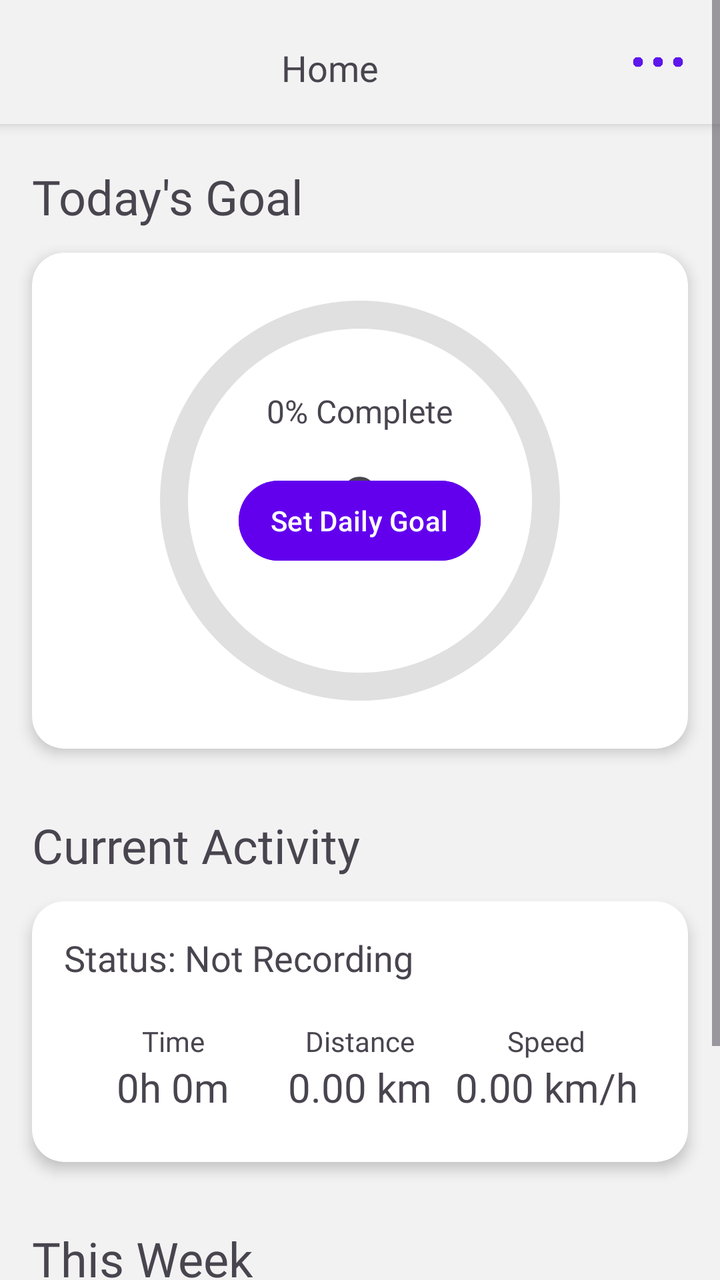
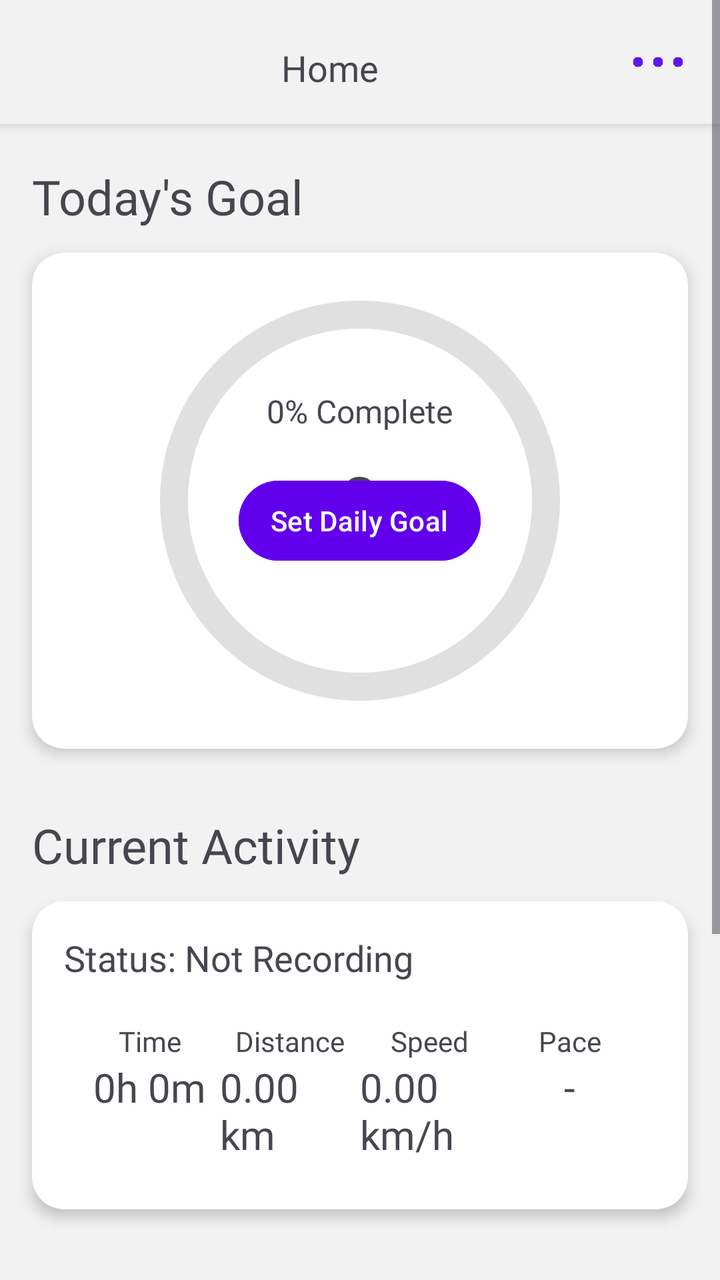

Before-and-after screenshots of an Android layout around one commit, followed by the original layout XML and the change that was made.
<!-- AndroidManifest.xml: application theme Theme.StepSync -->
<!-- res/layout/fragment_home.xml -->
<?xml version="1.0" encoding="utf-8"?>
<ScrollView xmlns:android="http://schemas.android.com/apk/res/android"
    xmlns:app="http://schemas.android.com/apk/res-auto"
    android:layout_width="match_parent"
    android:layout_height="match_parent"
    android:fillViewport="true"
    android:background="@drawable/gradient_drawable">

    <LinearLayout
        android:orientation="vertical"
        android:layout_width="match_parent"
        android:layout_height="wrap_content"
        android:paddingBottom="24dp">

        
        <LinearLayout
            android:layout_width="match_parent"
            android:layout_height="wrap_content"
            android:orientation="horizontal"
            android:padding="16dp"
            android:background="@drawable/header_drawable"
            android:layout_marginBottom="12dp"
            android:elevation="4dp">

            <TextView
                android:layout_width="0dp"
                android:layout_height="wrap_content"
                android:layout_weight="1"
                android:text="Home"
                android:textSize="18sp"
                android:fontFamily="@font/f42dotsans_extrabold"
                android:textAlignment="center" />

            <Button
                android:id="@+id/button_settings"
                android:layout_width="30dp"
                android:layout_height="30dp"
                android:background="@drawable/settings_icon" />
        </LinearLayout>

        
        <TextView
            android:layout_width="match_parent"
            android:layout_height="wrap_content"
            android:layout_marginHorizontal="16dp"
            android:layout_marginTop="8dp"
            android:layout_marginBottom="12dp"
            android:fontFamily="@font/f42dotsans_bold"
            android:textSize="24sp"
            android:text="Today's Goal"/>

        <androidx.cardview.widget.CardView
            android:layout_width="match_parent"
            android:layout_height="wrap_content"
            android:layout_marginHorizontal="16dp"
            app:cardCornerRadius="16dp"
            app:cardElevation="4dp"
            android:layout_marginBottom="24dp">
            
            <RelativeLayout
                android:layout_width="match_parent"
                android:layout_height="wrap_content"
                android:padding="20dp">
                
                
                <com.google.android.material.progressindicator.CircularProgressIndicator
                    android:id="@+id/progress_steps"
                    android:layout_width="wrap_content"
                    android:layout_height="wrap_content"
                    android:layout_centerInParent="true"
                    app:indicatorSize="200dp"
                    app:trackThickness="14dp"
                    app:indicatorColor="@color/purple_500"
                    app:trackColor="#E0E0E0"
                    app:trackCornerRadius="3dp"/>
                    
                
                <TextView
                    android:id="@+id/text_step_count"
                    android:layout_width="wrap_content"
                    android:layout_height="wrap_content"
                    android:layout_centerInParent="true"
                    android:fontFamily="@font/f42dotsans_extrabold"
                    android:textSize="36sp"
                    android:text="0"/>
                    
                
                <TextView
                    android:id="@+id/text_goal_percentage"
                    android:layout_width="wrap_content"
                    android:layout_height="wrap_content"
                    android:layout_below="@id/text_step_count"
                    android:layout_centerHorizontal="true"
                    android:fontFamily="@font/f42dotsans_regular"
                    android:textSize="16sp"
                    android:text="0% Complete"/>
                    
                
                <Button
                    android:id="@+id/button_set_goal"
                    android:layout_width="wrap_content"
                    android:layout_height="wrap_content"
                    android:layout_below="@id/text_goal_percentage"
                    android:layout_centerHorizontal="true"
                    android:layout_marginTop="20dp"
                    android:text="Set Daily Goal"
                    android:backgroundTint="@color/purple_500"
                    android:textColor="@android:color/white"
                    android:paddingHorizontal="16dp"
                    android:paddingVertical="8dp"/>
            </RelativeLayout>
        </androidx.cardview.widget.CardView>

        
        <TextView
            android:layout_width="match_parent"
            android:layout_height="wrap_content"
            android:layout_marginHorizontal="16dp"
            android:layout_marginTop="8dp"
            android:layout_marginBottom="12dp"
            android:fontFamily="@font/f42dotsans_bold"
            android:textSize="24sp"
            android:text="Current Activity"/>

        <androidx.cardview.widget.CardView
            android:layout_width="match_parent"
            android:layout_height="wrap_content"
            android:layout_marginHorizontal="16dp"
            app:cardCornerRadius="16dp"
            app:cardElevation="4dp"
            android:layout_marginBottom="24dp">

            <LinearLayout
                android:layout_width="match_parent"
                android:layout_height="wrap_content"
                android:orientation="vertical"
                android:padding="16dp">

                <TextView
                    android:id="@+id/text_home_status"
                    android:layout_width="match_parent"
                    android:layout_height="wrap_content"
                    android:fontFamily="@font/f42dotsans_bold"
                    android:textSize="18sp"
                    android:text="Status: Not Recording"
                    android:layout_marginBottom="12dp"/>

                <LinearLayout
                    android:layout_width="match_parent"
                    android:layout_height="wrap_content"
                    android:orientation="horizontal"
                    android:padding="8dp"
                    android:weightSum="3">
                    
                    <LinearLayout
                        android:layout_width="0dp"
                        android:layout_height="match_parent"
                        android:orientation="vertical"
                        android:layout_weight="1">
                        <TextView
                            android:fontFamily="@font/f42dotsans_regular"
                            android:layout_width="wrap_content"
                            android:layout_height="wrap_content"
                            android:layout_gravity="center"
                            android:text="Time"
                            android:textSize="14sp"/>

                        <TextView
                            android:fontFamily="@font/f42dotsans_extrabold"
                            android:id="@+id/text_home_time"
                            android:layout_width="wrap_content"
                            android:layout_height="wrap_content"
                            android:layout_gravity="center"
                            android:text="0h 0m"
                            android:textSize="20sp"/>
                    </LinearLayout>

                    <LinearLayout
                        android:layout_width="0dp"
                        android:layout_height="match_parent"
                        android:orientation="vertical"
                        android:layout_weight="1">
                        <TextView
                            android:fontFamily="@font/f42dotsans_regular"
                            android:layout_width="wrap_content"
                            android:layout_height="wrap_content"
                            android:layout_gravity="center"
                            android:text="Distance"
                            android:textSize="14sp"/>

                        <TextView
                            android:fontFamily="@font/f42dotsans_extrabold"
                            android:id="@+id/text_home_distance"
                            android:layout_width="wrap_content"
                            android:layout_height="wrap_content"
                            android:layout_gravity="center"
                            android:text="0.00 km"
                            android:textSize="20sp"/>
                    </LinearLayout>

                    <LinearLayout
                        android:layout_width="0dp"
                        android:layout_height="match_parent"
                        android:orientation="vertical"
                        android:layout_weight="1">
                        <TextView
                            android:fontFamily="@font/f42dotsans_regular"
                            android:layout_width="wrap_content"
                            android:layout_height="wrap_content"
                            android:layout_gravity="center"
                            android:text="Speed"
                            android:textSize="14sp"/>

                        <TextView
                            android:fontFamily="@font/f42dotsans_extrabold"
                            android:id="@+id/text_home_speed"
                            android:layout_width="wrap_content"
                            android:layout_height="wrap_content"
                            android:layout_gravity="center"
                            android:text="0.00 km/h"
                            android:textSize="20sp"/>
                    </LinearLayout>
                </LinearLayout>
            </LinearLayout>
        </androidx.cardview.widget.CardView>

        
        <TextView
            android:layout_width="match_parent"
            android:layout_height="wrap_content"
            android:layout_marginHorizontal="16dp"
            android:layout_marginTop="8dp"
            android:layout_marginBottom="12dp"
            android:fontFamily="@font/f42dotsans_bold"
            android:textSize="24sp"
            android:text="This Week"/>

        <androidx.cardview.widget.CardView
            android:layout_width="match_parent"
            android:layout_height="wrap_content"
            android:layout_marginHorizontal="16dp"
            app:cardCornerRadius="16dp"
            app:cardElevation="4dp"
            android:layout_marginBottom="16dp">

            <LinearLayout
                android:layout_width="match_parent"
                android:layout_height="wrap_content"
                android:orientation="horizontal"
                android:padding="16dp">

                <LinearLayout
                    android:layout_width="0dp"
                    android:layout_height="wrap_content"
                    android:orientation="vertical"
                    android:layout_weight="1"
                    android:gravity="center">
                    
                    <TextView
                        android:layout_width="wrap_content"
                        android:layout_height="wrap_content"
                        android:fontFamily="@font/f42dotsans_regular"
                        android:textSize="16sp"
                        android:text="Activities"/>
                        
                    <TextView
                        android:id="@+id/text_activities"
                        android:layout_width="wrap_content"
                        android:layout_height="wrap_content"
                        android:fontFamily="@font/f42dotsans_bold"
                        android:textSize="24sp"
                        android:text="0"/>
                </LinearLayout>

                <LinearLayout
                    android:layout_width="0dp"
                    android:layout_height="wrap_content"
                    android:orientation="vertical"
                    android:layout_weight="1"
                    android:gravity="center">
                    
                    <TextView
                        android:layout_width="wrap_content"
                        android:layout_height="wrap_content"
                        android:fontFamily="@font/f42dotsans_regular"
                        android:textSize="16sp"
                        android:text="Time"/>
                        
                    <TextView
                        android:id="@+id/text_time"
                        android:layout_width="wrap_content"
                        android:layout_height="wrap_content"
                        android:fontFamily="@font/f42dotsans_bold"
                        android:textSize="24sp"
                        android:text="0h 0m"/>
                </LinearLayout>

                <LinearLayout
                    android:layout_width="0dp"
                    android:layout_height="wrap_content"
                    android:orientation="vertical"
                    android:layout_weight="1"
                    android:gravity="center">
                    
                    <TextView
                        android:layout_width="wrap_content"
                        android:layout_height="wrap_content"
                        android:fontFamily="@font/f42dotsans_regular"
                        android:textSize="16sp"
                        android:text="Distance"/>
                        
                    <TextView
                        android:id="@+id/text_distance"
                        android:layout_width="wrap_content"
                        android:layout_height="wrap_content"
                        android:fontFamily="@font/f42dotsans_bold"
                        android:textSize="24sp"
                        android:text="0.00 km"/>
                </LinearLayout>
            </LinearLayout>
        </androidx.cardview.widget.CardView>
    </LinearLayout>
</ScrollView>
<!-- resources referenced by this layout -->
<resources>
  <color name="purple_500">#FF6200EE</color>
  <!-- drawable gradient_drawable (drawable) -->
  <?xml version = "1.0" encoding = "utf-8" ?>
  <shape
      android:shape = "rectangle"
      xmlns:android = "http://schemas.android.com/apk/res/android" >
  
      <gradient
          android:startColor = "#F2F2F2"
          android:centerColor="#F2F2F2"
          android:endColor = "#F2F2F2"
          android:angle = "1"
          android:type = "linear"/>
  
  
  
  
  
  
  
  </shape>
  <!-- drawable header_drawable (drawable) -->
  <?xml version="1.0" encoding="UTF-8"?>
  <shape xmlns:android="http://schemas.android.com/apk/res/android">
  
      <stroke android:width="4dp"
          android:color="#f2f2f2"/>
  
      <solid android:color="#f2f2f2"/>
  
      <padding android:left="1dp"
          android:top="1dp"
          android:right="1dp"
          android:bottom="1dp"/>
  </shape>
  <!-- drawable settings_icon: png bitmap (drawable, 33830 bytes) -->
  <style name="Theme.StepSync" parent="Theme.Material3.DayNight.NoActionBar">
          
          <item name="colorPrimary">@color/primary_color</item>
          <item name="colorOnPrimary">@color/background_color</item>
          <item name="colorSurface">@color/background_color</item>
          <item name="colorOnSurface">@color/text_color</item>
          <item name="android:colorBackground">@color/background_color</item>
  
          
          <item name="buttonTint">@color/primary_color</item>
  
          
          <item name="android:statusBarColor">@android:color/transparent</item>
          <item name="android:navigationBarColor">@android:color/transparent</item>
          <item name="android:windowLightStatusBar">true</item>
  
          
          <item name="toolbarStyle">@style/Widget.Material3.Toolbar</item>
      </style>
  <color name="primary_color">#5e17eb</color>
  <color name="background_color">#ffffff</color>
  <color name="text_color">#0f0f0f</color>
</resources>

<!-- the commit's change to res/layout/fragment_home.xml (unified diff, before → after) -->
@@ -150,7 +150,7 @@
                     android:layout_height="wrap_content"
                     android:orientation="horizontal"
                     android:padding="8dp"
-                    android:weightSum="3">
+                    android:weightSum="4">
                     
                     <LinearLayout
                         android:layout_width="0dp"
@@ -218,6 +218,29 @@
                             android:layout_height="wrap_content"
                             android:layout_gravity="center"
                             android:text="0.00 km/h"
+                            android:textSize="20sp"/>
+                    </LinearLayout>
+                    
+                    <LinearLayout
+                        android:layout_width="0dp"
+                        android:layout_height="match_parent"
+                        android:orientation="vertical"
+                        android:layout_weight="1">
+                        <TextView
+                            android:fontFamily="@font/f42dotsans_regular"
+                            android:layout_width="wrap_content"
+                            android:layout_height="wrap_content"
+                            android:layout_gravity="center"
+                            android:text="Pace"
+                            android:textSize="14sp"/>
+
+                        <TextView
+                            android:fontFamily="@font/f42dotsans_extrabold"
+                            android:id="@+id/text_home_pace"
+                            android:layout_width="wrap_content"
+                            android:layout_height="wrap_content"
+                            android:layout_gravity="center"
+                            android:text="-"
                             android:textSize="20sp"/>
                     </LinearLayout>
                 </LinearLayout>
@@ -246,76 +269,112 @@
             <LinearLayout
                 android:layout_width="match_parent"
                 android:layout_height="wrap_content"
-                android:orientation="horizontal"
+                android:orientation="vertical"
                 android:padding="16dp">
 
                 <LinearLayout
-                    android:layout_width="0dp"
-                    android:layout_height="wrap_content"
-                    android:orientation="vertical"
-                    android:layout_weight="1"
-                    android:gravity="center">
-                    
-                    <TextView
-                        android:layout_width="wrap_content"
+                    android:layout_width="match_parent"
+                    android:layout_height="wrap_content"
+                    android:orientation="horizontal">
+
+                    <LinearLayout
+                        android:layout_width="0dp"
                         android:layout_height="wrap_content"
-                        android:fontFamily="@font/f42dotsans_regular"
-                        android:textSize="16sp"
-                        android:text="Activities"/>
+                        android:orientation="vertical"
+                        android:layout_weight="1"
+                        android:gravity="center">
                         
-                    <TextView
-                        android:id="@+id/text_activities"
-                        android:layout_width="wrap_content"
+                        <TextView
+                            android:layout_width="wrap_content"
+                            android:layout_height="wrap_content"
+                            android:fontFamily="@font/f42dotsans_regular"
+                            android:textSize="16sp"
+                            android:text="Activities"/>
+                            
+                        <TextView
+                            android:id="@+id/text_activities"
+                            android:layout_width="wrap_content"
+                            android:layout_height="wrap_content"
+                            android:fontFamily="@font/f42dotsans_bold"
+                            android:textSize="24sp"
+                            android:text="0"/>
+                    </LinearLayout>
+
+                    <LinearLayout
+                        android:layout_width="0dp"
                         android:layout_height="wrap_content"
-                        android:fontFamily="@font/f42dotsans_bold"
-                        android:textSize="24sp"
-                        android:text="0"/>
+                        android:orientation="vertical"
+                        android:layout_weight="1"
+                        android:gravity="center">
+                        
+                        <TextView
+                            android:layout_width="wrap_content"
+                            android:layout_height="wrap_content"
+                            android:fontFamily="@font/f42dotsans_regular"
+                            android:textSize="16sp"
+                            android:text="Time"/>
+                            
+                        <TextView
+                            android:id="@+id/text_time"
+                            android:layout_width="wrap_content"
+                            android:layout_height="wrap_content"
+                            android:fontFamily="@font/f42dotsans_bold"
+                            android:textSize="24sp"
+                            android:text="0h 0m"/>
+                    </LinearLayout>
                 </LinearLayout>
-
+                
                 <LinearLayout
-                    android:layout_width="0dp"
-                    android:layout_height="wrap_content"
-                    android:orientation="vertical"
-                    android:layout_weight="1"
-                    android:gravity="center">
-                    
-                    <TextView
-                        android:layout_width="wrap_content"
+                    android:layout_width="match_parent"
+                    android:layout_height="wrap_content"
+                    android:orientation="horizontal"
+                    android:layout_marginTop="16dp">
+
+                    <LinearLayout
+                        android:layout_width="0dp"
                         android:layout_height="wrap_content"
-                        android:fontFamily="@font/f42dotsans_regular"
-                        android:textSize="16sp"
-                        android:text="Time"/>
+                        android:orientation="vertical"
+                        android:layout_weight="1"
+                        android:gravity="center">
                         
-                    <TextView
-                        android:id="@+id/text_time"
-                        android:layout_width="wrap_content"
+                        <TextView
+                            android:layout_width="wrap_content"
+                            android:layout_height="wrap_content"
+                            android:fontFamily="@font/f42dotsans_regular"
+                            android:textSize="16sp"
+                            android:text="Distance"/>
+                            
+                        <TextView
+                            android:id="@+id/text_distance"
+                            android:layout_width="wrap_content"
+                            android:layout_height="wrap_content"
+                            android:fontFamily="@font/f42dotsans_bold"
+                            android:textSize="24sp"
+                            android:text="0.00 km"/>
+                    </LinearLayout>
+                    
+                    <LinearLayout
+                        android:layout_width="0dp"
                         android:layout_height="wrap_content"
-                        android:fontFamily="@font/f42dotsans_bold"
-                        android:textSize="24sp"
-                        android:text="0h 0m"/>
-                </LinearLayout>
-
-                <LinearLayout
-                    android:layout_width="0dp"
-                    android:layout_height="wrap_content"
-                    android:orientation="vertical"
-                    android:layout_weight="1"
-                    android:gravity="center">
-                    
-                    <TextView
-                        android:layout_width="wrap_content"
-                        android:layout_height="wrap_content"
-                        android:fontFamily="@font/f42dotsans_regular"
-                        android:textSize="16sp"
-                        android:text="Distance"/>
+                        android:orientation="vertical"
+                        android:layout_weight="1"
+                        android:gravity="center">
                         
-                    <TextView
-                        android:id="@+id/text_distance"
-                        android:layout_width="wrap_content"
-                        android:layout_height="wrap_content"
-                        android:fontFamily="@font/f42dotsans_bold"
-                        android:textSize="24sp"
-                        android:text="0.00 km"/>
+                        <TextView
+                            android:layout_width="wrap_content"
+                            android:layout_height="wrap_content"
+                            android:fontFamily="@font/f42dotsans_regular"
+                            android:textSize="16sp"
+                            android:text="Avg. Pace"/>
+                            
+                        <TextView
+                            android:id="@+id/text_pace"
+                            android:layout_width="wrap_content"
+                            android:layout_height="wrap_content"
+                            android:fontFamily="@font/f42dotsans_bold"
+                            android:textSize="24sp"
+                            android:text="-"/>
+                    </LinearLayout>
                 </LinearLayout>
             </LinearLayout>
         </androidx.cardview.widget.CardView>
